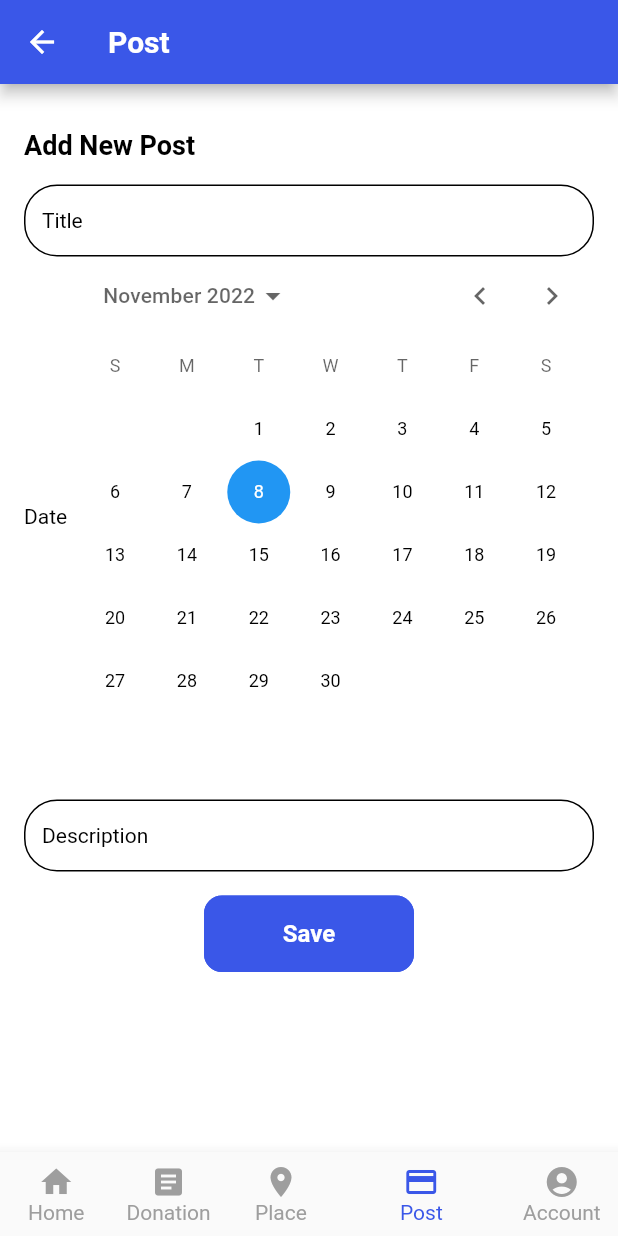
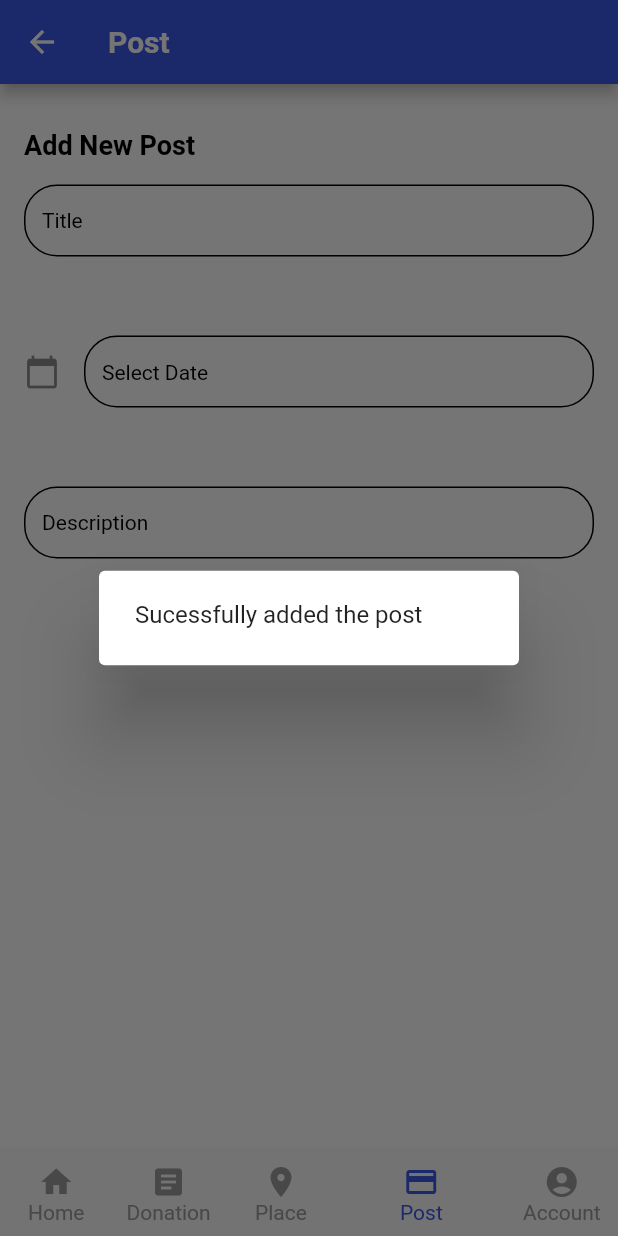
Before and after one commit to NawanjuHiru/UEE---NoHunger_MobileApplication, a Flutter app: the AddPostScreen screen opened directly, after a tap on "Save", on a phone screen of 412 x 824 dp. Run offline on Flutter 3.47's test engine with Material 2 defaults, Android fonts, the phone set to English and light mode, and no system bars; our stand-ins replace cloud_firestore, firebase_core, flutter_rating_bar; accounts and stored records are empty.

Commit message:
insert function updated

```diff
--- a/no_hunger/lib/models/postManagement/post.dart
+++ b/no_hunger/lib/models/postManagement/post.dart
@@ -5,7 +5,7 @@ class Post {
   String description;
 
   Post(
-      {required this.id,
+      { required this.id,
       required this.title,
       required this.date,
       required this.description});
--- a/no_hunger/lib/screens/donationManagement/addDonation.dart
+++ b/no_hunger/lib/screens/donationManagement/addDonation.dart
@@ -411,7 +411,7 @@ class _AddDonationScreen extends State<AddDonationScreen> {
                   alignment: Alignment.center,
                   child: MaterialButton(
                     onPressed: () async {
-                      print("On press");
+                      //print("On press");
                       // if (_formKey.currentState!.validate()) {
                       //   print("validated");
                         var response = await donationService.addDonation(
--- a/no_hunger/lib/screens/postManagement/addPost.dart
+++ b/no_hunger/lib/screens/postManagement/addPost.dart
@@ -1,10 +1,32 @@
-///File download from FlutterViz- Drag and drop a tools. For more details visit https://flutterviz.io/
-
 import 'package:flutter/material.dart';
 import 'package:no_hunger/screens/postManagement/postList.dart';
 import '../../widgets/FlutterVizBottomNavigationBarModel.dart';
+import 'package:firebase_core/firebase_core.dart';
+import '../../services/postManagement/postService.dart';
+import 'package:intl/intl.dart';
 
-class AddPostScreen extends StatelessWidget {
+class AddPostScreen extends StatefulWidget {
+
+  @override
+  State<StatefulWidget> createState() {
+    // TODO: implement createState
+    return _AddPostScreen();
+  }
+}
+
+class _AddPostScreen extends State<AddPostScreen> {
+  final title = TextEditingController();
+  final date = TextEditingController();
+  final description = TextEditingController();
+
+  Future<FirebaseApp> _initializeFirebase() async {
+    FirebaseApp firebaseApp = await Firebase.initializeApp();
+
+    return firebaseApp;
+  }
+
+  final GlobalKey<FormState> _formKey = GlobalKey<FormState>();
+
   List<FlutterVizBottomNavigationBarModel> flutterVizBottomNavigationBarItems =
   [
     FlutterVizBottomNavigationBarModel(icon: Icons.home, label: "Home"),
@@ -92,7 +114,7 @@ class AddPostScreen extends StatelessWidget {
               Padding(
                 padding: EdgeInsets.fromLTRB(0, 16, 0, 0),
                 child: TextField(
-                  controller: TextEditingController(),
+                  controller: title,
                   obscureText: false,
                   textAlign: TextAlign.start,
                   maxLines: 1,
@@ -102,6 +124,13 @@ class AddPostScreen extends StatelessWidget {
                     fontSize: 14,
                     color: Color(0xff000000),
                   ),
+
+                  // validator: (value) {
+                  //   if (value == null || value.trim().isEmpty){
+                  //     return 'This field is required';
+                  //   }
+                  // },
+
                   decoration: InputDecoration(
                     disabledBorder: OutlineInputBorder(
                       borderRadius: BorderRadius.circular(22.0),
@@ -133,6 +162,8 @@ class AddPostScreen extends StatelessWidget {
                   ),
                 ),
               ),
+
+
               // Padding(
               //   padding: EdgeInsets.fromLTRB(0, 16, 0, 0),
               //   child: Text(
@@ -192,37 +223,118 @@ class AddPostScreen extends StatelessWidget {
               //   ],
               // ),
 
-              Row(
-                mainAxisAlignment: MainAxisAlignment.start,
-                crossAxisAlignment: CrossAxisAlignment.center,
-                mainAxisSize: MainAxisSize.max,
-                children: [
-                  Text(
-                    "Date",
-                    textAlign: TextAlign.start,
-                    overflow: TextOverflow.clip,
-                    style: TextStyle(
+              // Row(
+              //   mainAxisAlignment: MainAxisAlignment.start,
+              //   crossAxisAlignment: CrossAxisAlignment.center,
+              //   mainAxisSize: MainAxisSize.max,
+              //   children: [
+              //     Text(
+              //       "Date",
+              //       textAlign: TextAlign.start,
+              //       overflow: TextOverflow.clip,
+              //       style: TextStyle(
+              //         fontWeight: FontWeight.w400,
+              //         fontStyle: FontStyle.normal,
+              //         fontSize: 14,
+              //         color: Color(0xff000000),
+              //       ),
+              //     ),
+              //
+              //
+              //     Expanded(
+              //       flex: 1,
+              //       child: CalendarDatePicker(
+              //         initialDate: DateTime.now(),
+              //         firstDate: DateTime(DateTime
+              //             .now()
+              //             .year),
+              //         lastDate: DateTime(2050),
+              //         onDateChanged: (date) {},
+              //       ),
+              //     ),
+              //   ],
+              // ),
+
+
+            Container(
+                padding: EdgeInsets.fromLTRB(0, 16, 0, 0),
+                height: MediaQuery.of(context).size.width / 3,
+                child: Center(
+                    child: TextField(
+                      controller: date,
+                      //editing controller of this TextField
+                      decoration: InputDecoration(
+                            disabledBorder: OutlineInputBorder(
+                            borderRadius: BorderRadius.circular(22.0),
+                            borderSide:
+                            BorderSide(color: Color(0xff000000), width: 1),
+                            ),
+
+                            focusedBorder: OutlineInputBorder(
+                            borderRadius: BorderRadius.circular(22.0),
+                            borderSide:
+                            BorderSide(color: Color(0xff000000), width: 1),
+                            ),
+                            enabledBorder: OutlineInputBorder(
+                            borderRadius: BorderRadius.circular(22.0),
+                            borderSide:
+                            BorderSide(color: Color(0xff000000), width: 1),
+                            ),
+
+
+                            hintText: "Select Date",
+                            hintStyle: TextStyle(
                               fontWeight: FontWeight.w400,
                               fontStyle: FontStyle.normal,
                               fontSize: 14,
                               color: Color(0xff000000),
                             ),
+                            filled: true,
+                            fillColor: Color(0xffffffff),
+                            isDense: false,
+                            contentPadding:
+                            EdgeInsets.symmetric(vertical: 8, horizontal: 12),
+                            icon: Icon(Icons.calendar_today), //icon of text field),
+
                           ),
-                  Expanded(
-                    flex: 1,
-                    child: CalendarDatePicker(
+
+
+                      readOnly: true,
+                      //set it true, so that user will not able to edit text
+                      onTap: () async {
+                        DateTime? pickedDate = await showDatePicker(
+                            context: context,
                             initialDate: DateTime.now(),
-                      firstDate: DateTime(DateTime.now().year),
-                      lastDate: DateTime(2050),
-                      onDateChanged: (date) {},
+                            firstDate: DateTime(1950),
+                            //DateTime.now() - not to allow to choose before today.
+                            lastDate: DateTime(2100));
+
+                        if (pickedDate != null) {
+                          print(
+                              pickedDate); //pickedDate output format => 2021-03-10 00:00:00.000
+                          String formattedDate =
+                          DateFormat('yyyy-MM-dd').format(pickedDate);
+                          print(
+                              formattedDate); //formatted date output using intl package =>  2021-03-16
+                          setState(() {
+                            date.text =
+                                formattedDate; //set output date to TextField value.
+                          });
+                        } else {}
+                      },
+                    )),
+
             ),
-                  ),
-                ],
-              ),
+
+
+
+
+
+
               Padding(
                 padding: EdgeInsets.fromLTRB(0, 16, 0, 0),
                 child: TextField(
-                  controller: TextEditingController(),
+                  controller: description,
                   obscureText: false,
                   textAlign: TextAlign.start,
                   maxLines: 1,
@@ -268,7 +380,30 @@ class AddPostScreen extends StatelessWidget {
                 child: Align(
                   alignment: Alignment.center,
                   child: MaterialButton(
-                    onPressed: () {},
+                    onPressed: () async {
+                      var response = await postService.addPost(
+                          title: title.text,
+                          date: date.text,
+                          description: description.text);
+                      if (response.code != 200) {
+                        showDialog(
+                            context: context,
+                            builder: (context) {
+                              return AlertDialog(
+                                content: Text(response.message.toString()),
+                              );
+                            });
+                      } else {
+                        showDialog(
+                            context: context,
+                            builder: (context) {
+                              return AlertDialog(
+                                content: Text(response.message.toString()),
+                              );
+                            });
+                      }
+                      // };
+                    },
                     color: Color(0xff3a57e8),
                     elevation: 0,
                     shape: RoundedRectangleBorder(
@@ -282,6 +417,8 @@ class AddPostScreen extends StatelessWidget {
                         fontSize: 16,
                         fontWeight: FontWeight.w700,
                         fontStyle: FontStyle.normal,
+
+
                       ),
                     ),
                     textColor: Color(0xffffffff),
@@ -296,4 +433,13 @@ class AddPostScreen extends StatelessWidget {
       ),
     );
   }
+
+  @override
+  void initState() {
+    super.initState();
+    Firebase.initializeApp().whenComplete(() {
+      print("completed");
+      setState(() {});
+    });
   }
+}
--- a/no_hunger/lib/services/postManagement/postService.dart
+++ b/no_hunger/lib/services/postManagement/postService.dart
@@ -0,0 +1,39 @@
+import 'package:cloud_firestore/cloud_firestore.dart';
+import '../../models/common/response.dart';
+
+final FirebaseFirestore _firestore = FirebaseFirestore.instance;
+final CollectionReference _Collection = _firestore.collection('Post');
+
+class postService{
+  static get message => null;
+
+    static Future<Response> addPost({
+      required String title,
+      required String date,
+      required String description,
+  }) async {
+
+    Response response = Response(code: null, message: message);
+    DocumentReference documentReferencer =
+    _Collection.doc();
+
+    Map<String, dynamic> data = <String, dynamic>{
+      "title": title,
+      "date": date,
+      "description" : description
+    };
+
+    var result = await documentReferencer
+        .set(data)
+        .whenComplete(() {
+      response.code = 200;
+      response.message = "Sucessfully added the post";
+    })
+        .catchError((e) {
+      response.code = 500;
+      response.message = e;
+    });
+
+    return response;
+  }
+}
```
Lines whose indentation alone changed are shown as unchanged.
